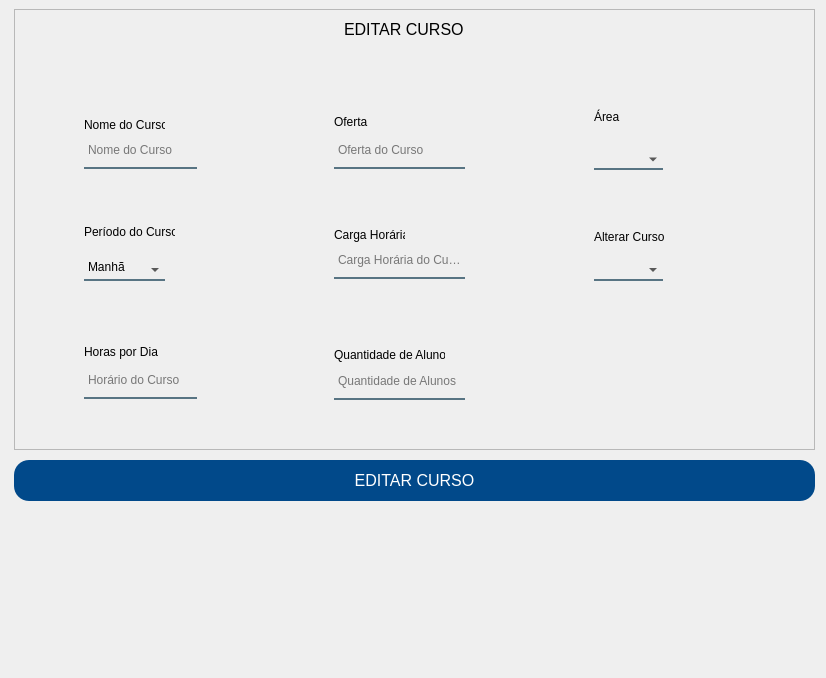
The window that App/view/ui/editarCurso.ui (Senac-SOR-ADS/Mapa-de-Sala) describes before a commit, drawn with Qt 5.
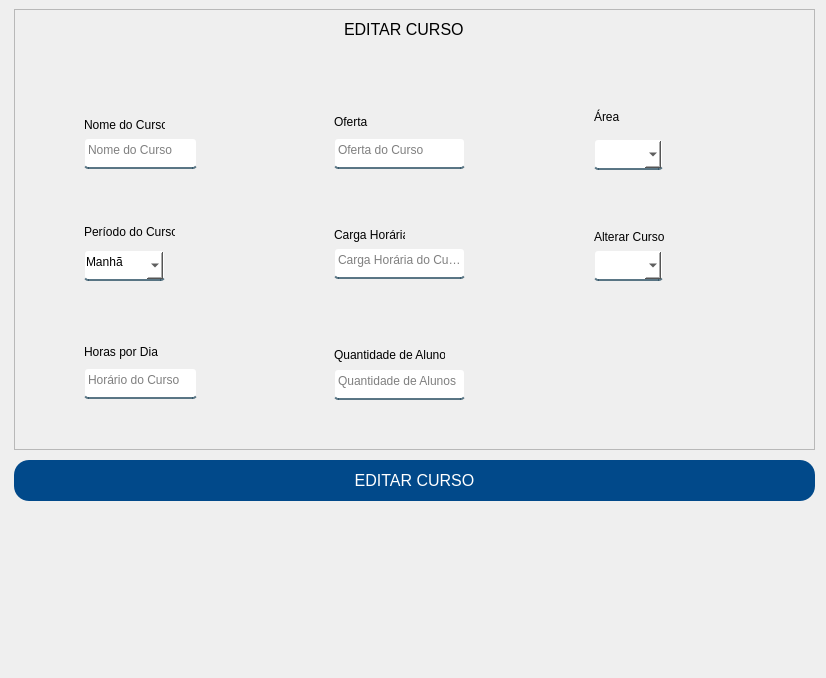
The same window after the commit.

Patch:
```diff
--- a/App/view/ui/editarCurso.ui
+++ b/App/view/ui/editarCurso.ui
@@ -15,8 +15,9 @@
   </property>
   <property name="styleSheet">
    <string notr="true">QLineEdit, QComboBox {
-	background-color:rgba(0,0,0,0);
+	background-color: white;
 	border:2px solid rgba(0,0,0,0);
+	border-radius: 4px;
 	border-bottom-color:rgba(46,82,101,200);
 	color:rgb(0,0,0);
 	padding-bottom:7px;
@@ -25,8 +26,8 @@
 #btnEditarCurso {
 	background-color: #01498a;
 	color: #FFF;
-border: none;
-border-radius: 15px;
+	border: none;
+	border-radius: 15px;
 }
  
 #btnEditarCurso:hover {
@@ -247,16 +248,16 @@
     <property name="geometry">
      <rect>
       <x>70</x>
-      <y>250</y>
+      <y>241</y>
       <width>81</width>
-      <height>22</height>
+      <height>31</height>
      </rect>
     </property>
     <property name="cursor">
      <cursorShape>PointingHandCursor</cursorShape>
     </property>
     <property name="editable">
-     <bool>true</bool>
+     <bool>false</bool>
     </property>
     <item>
      <property name="text">
@@ -278,16 +279,16 @@
     <property name="geometry">
      <rect>
       <x>580</x>
-      <y>140</y>
+      <y>130</y>
       <width>69</width>
-      <height>21</height>
+      <height>31</height>
      </rect>
     </property>
     <property name="cursor">
      <cursorShape>PointingHandCursor</cursorShape>
     </property>
     <property name="editable">
-     <bool>true</bool>
+     <bool>false</bool>
     </property>
    </widget>
    <widget class="QLabel" name="label_8">
@@ -307,9 +308,9 @@
     <property name="geometry">
      <rect>
       <x>580</x>
-      <y>250</y>
+      <y>241</y>
       <width>69</width>
-      <height>22</height>
+      <height>31</height>
      </rect>
     </property>
     <property name="cursor">
```
